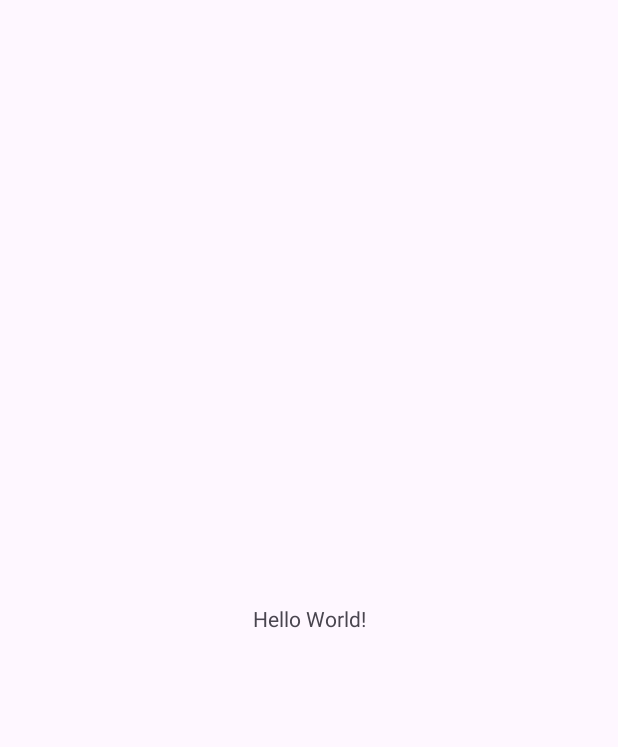
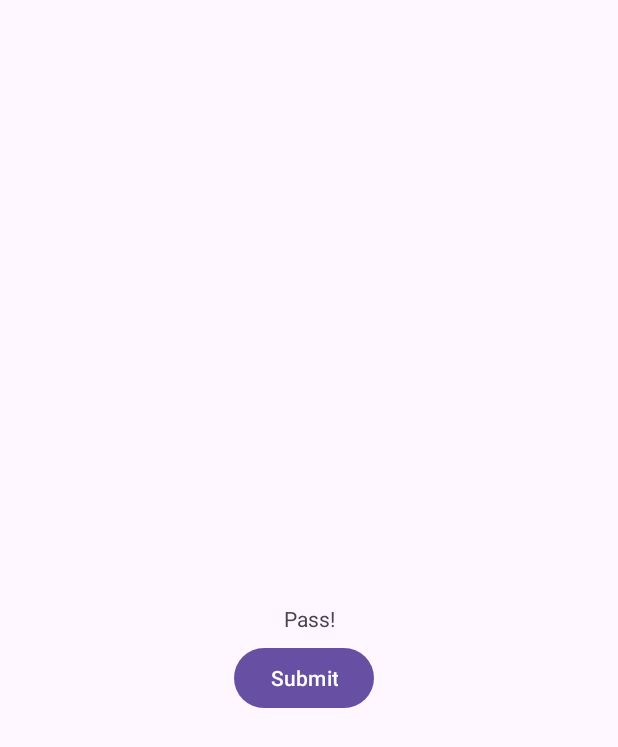
Before and after one commit to Dylan-Zulkosky/Greetings, an Android app: the screen it shows after launch (MainActivity), on a phone screen of 412 x 824 dp. Before the commit the part shown is almost empty. Shown: the top 747 px of the screen. Run offline under Robolectric (Android 15) with nearby library versions, the phone set to English and light mode, and no system bars.

Commit message:
Added Submit Button

```diff
--- a/app/src/main/res/layout/activity_main.xml
+++ b/app/src/main/res/layout/activity_main.xml
@@ -8,12 +8,23 @@
     tools:context=".MainActivity">
 
     <TextView
+        android:id="@+id/textView"
         android:layout_width="wrap_content"
         android:layout_height="wrap_content"
-        android:text="Hello World!"
+        android:text="Pass!"
         app:layout_constraintBottom_toBottomOf="parent"
         app:layout_constraintEnd_toEndOf="parent"
         app:layout_constraintStart_toStartOf="parent"
         app:layout_constraintTop_toTopOf="parent" />
 
+    <Button
+        android:id="@+id/button"
+        android:layout_width="wrap_content"
+        android:layout_height="wrap_content"
+        android:layout_marginStart="156dp"
+        android:layout_marginTop="428dp"
+        android:text="Submit"
+        app:layout_constraintStart_toStartOf="parent"
+        app:layout_constraintTop_toTopOf="parent" />
+
 </androidx.constraintlayout.widget.ConstraintLayout>
```
